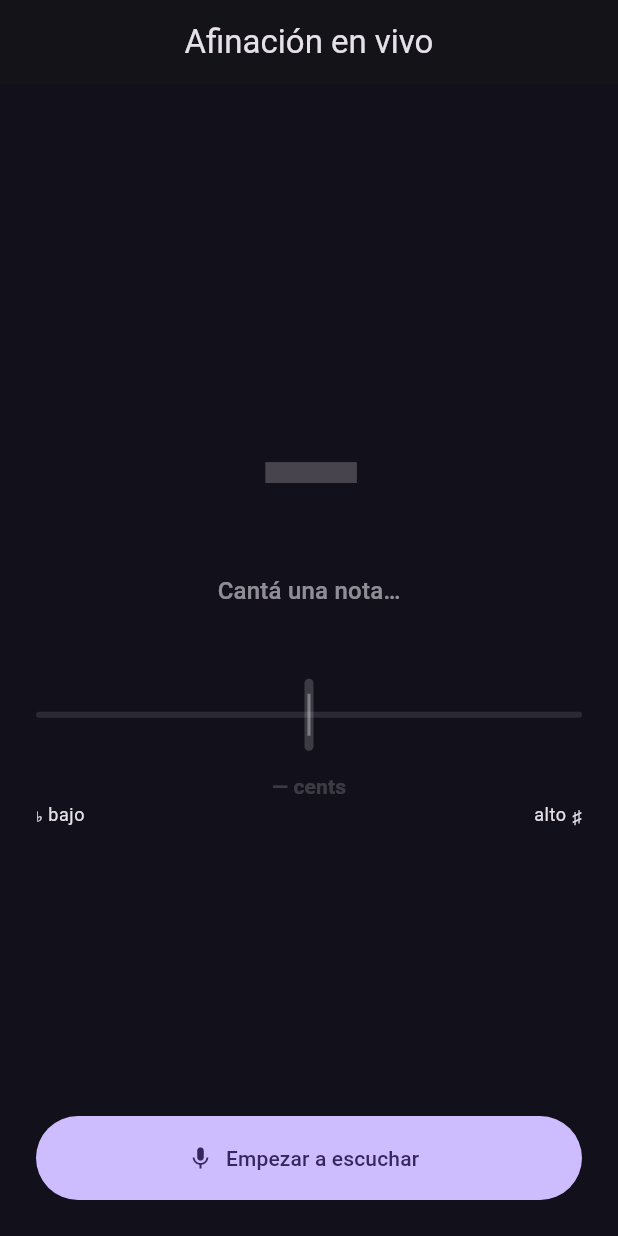
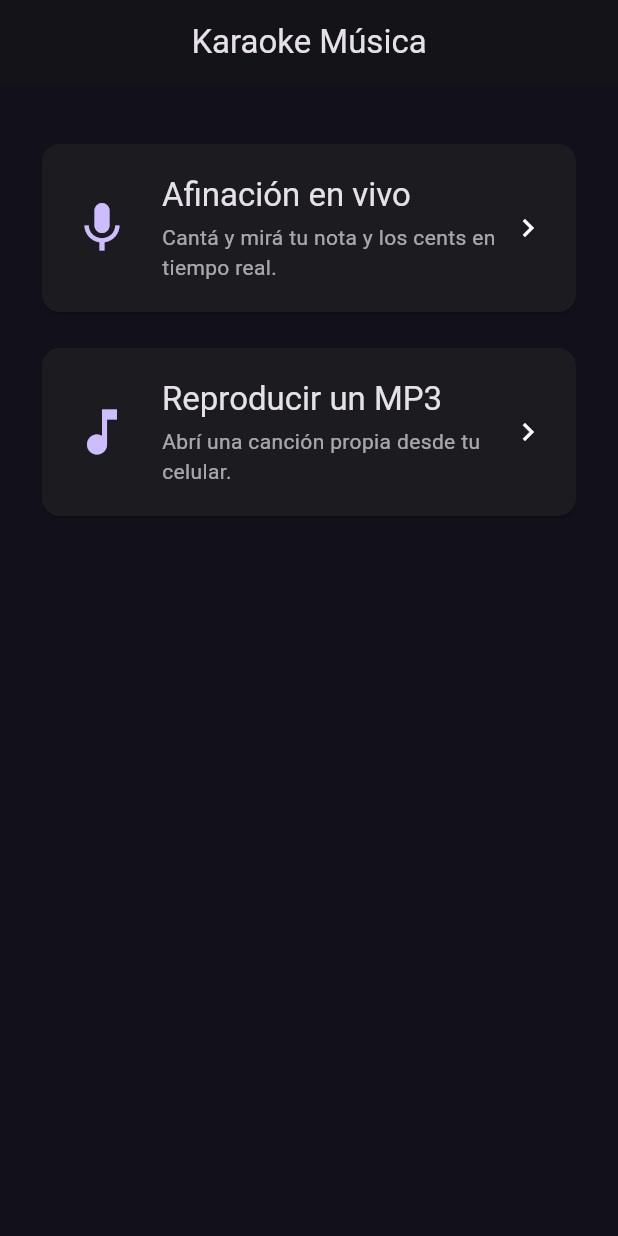
Before and after one commit to alexisfagnolad-beep/app-karaoke-musica, a Flutter app: the screen it shows after launch, on a phone screen of 412 x 824 dp. Run offline on Flutter 3.47's test engine with Material 3 defaults, Android fonts, the phone set to English and light mode, and no system bars; our stand-ins replace file_picker, just_audio, permission_handler; missing offline and left inert: flutter_audio_capture, pitch_detector_dart.

```diff
--- a/lib/app.dart
+++ b/lib/app.dart
@@ -1,6 +1,6 @@
 import 'package:flutter/material.dart';
 
-import 'features/pitch/presentation/live_pitch_screen.dart';
+import 'features/home/presentation/home_screen.dart';
 
 /// Raíz de la app de Karaoke / Práctica Musical.
 /// Por ahora arranca directo en la detección de pitch en vivo (paso 2 del
@@ -24,7 +24,7 @@ class KaraokeApp extends StatelessWidget {
         colorScheme: colorScheme,
         scaffoldBackgroundColor: const Color(0xFF12101A),
       ),
-      home: const LivePitchScreen(),
+      home: const HomeScreen(),
     );
   }
 }
--- /dev/null
+++ b/lib/features/home/presentation/home_screen.dart
@@ -0,0 +1,100 @@
+import 'package:flutter/material.dart';
+
+import '../../pitch/presentation/live_pitch_screen.dart';
+import '../../player/presentation/player_screen.dart';
+
+/// Pantalla de inicio del Modo Karaoke Rápido. Por ahora ofrece las dos
+/// funciones ya construidas; más adelante se integrarán en un único flujo
+/// (abrir MP3 -> atenuar voz -> guía de afinación -> puntaje).
+class HomeScreen extends StatelessWidget {
+  const HomeScreen({super.key});
+
+  @override
+  Widget build(BuildContext context) {
+    return Scaffold(
+      appBar: AppBar(title: const Text('Karaoke Música'), centerTitle: true),
+      body: SafeArea(
+        child: Padding(
+          padding: const EdgeInsets.all(24),
+          child: Column(
+            children: [
+              const SizedBox(height: 12),
+              _MenuCard(
+                icon: Icons.mic,
+                title: 'Afinación en vivo',
+                subtitle: 'Cantá y mirá tu nota y los cents en tiempo real.',
+                onTap: () => Navigator.of(context).push(
+                  MaterialPageRoute(
+                    builder: (_) => const LivePitchScreen(),
+                  ),
+                ),
+              ),
+              const SizedBox(height: 16),
+              _MenuCard(
+                icon: Icons.music_note,
+                title: 'Reproducir un MP3',
+                subtitle: 'Abrí una canción propia desde tu celular.',
+                onTap: () => Navigator.of(context).push(
+                  MaterialPageRoute(
+                    builder: (_) => const PlayerScreen(),
+                  ),
+                ),
+              ),
+            ],
+          ),
+        ),
+      ),
+    );
+  }
+}
+
+class _MenuCard extends StatelessWidget {
+  const _MenuCard({
+    required this.icon,
+    required this.title,
+    required this.subtitle,
+    required this.onTap,
+  });
+
+  final IconData icon;
+  final String title;
+  final String subtitle;
+  final VoidCallback onTap;
+
+  @override
+  Widget build(BuildContext context) {
+    final theme = Theme.of(context);
+    return Card(
+      child: InkWell(
+        borderRadius: BorderRadius.circular(12),
+        onTap: onTap,
+        child: Padding(
+          padding: const EdgeInsets.all(20),
+          child: Row(
+            children: [
+              Icon(icon, size: 40, color: theme.colorScheme.primary),
+              const SizedBox(width: 20),
+              Expanded(
+                child: Column(
+                  crossAxisAlignment: CrossAxisAlignment.start,
+                  children: [
+                    Text(title, style: theme.textTheme.titleLarge),
+                    const SizedBox(height: 4),
+                    Text(
+                      subtitle,
+                      style: theme.textTheme.bodyMedium?.copyWith(
+                        color:
+                            theme.colorScheme.onSurface.withValues(alpha: 0.7),
+                      ),
+                    ),
+                  ],
+                ),
+              ),
+              const Icon(Icons.chevron_right),
+            ],
+          ),
+        ),
+      ),
+    );
+  }
+}
--- a/pubspec.yaml
+++ b/pubspec.yaml
@@ -24,6 +24,12 @@ dependencies:
   # Permiso de micrófono en Android/iOS en tiempo de ejecución.
   permission_handler: ^11.3.1
 
+  # Abrir un archivo de audio propio con el selector nativo del celular.
+  file_picker: ^11.0.0
+
+  # Reproducción de audio local (play/pausa/seek + posición en vivo).
+  just_audio: ^0.10.4
+
 dev_dependencies:
   flutter_test:
     sdk: flutter
```
Also changed, not shown: lib/features/player/data/audio_file_service.dart (added, +55 -0 lines), lib/features/player/presentation/player_screen.dart (added, +170 -0 lines), 2 other files.
